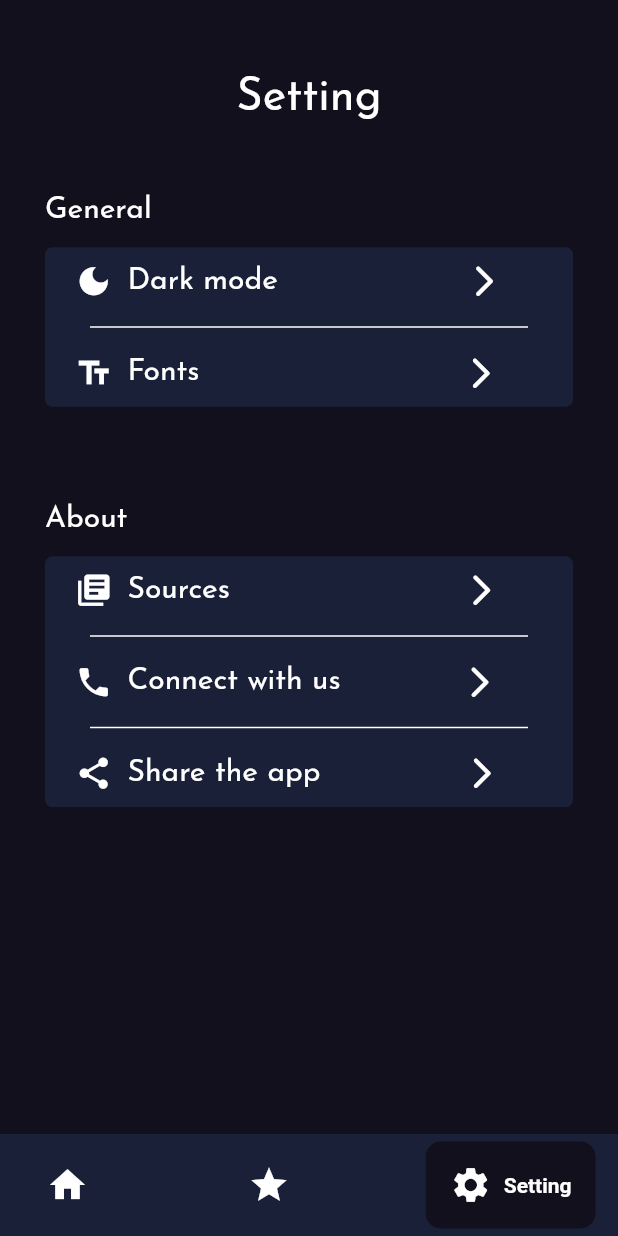
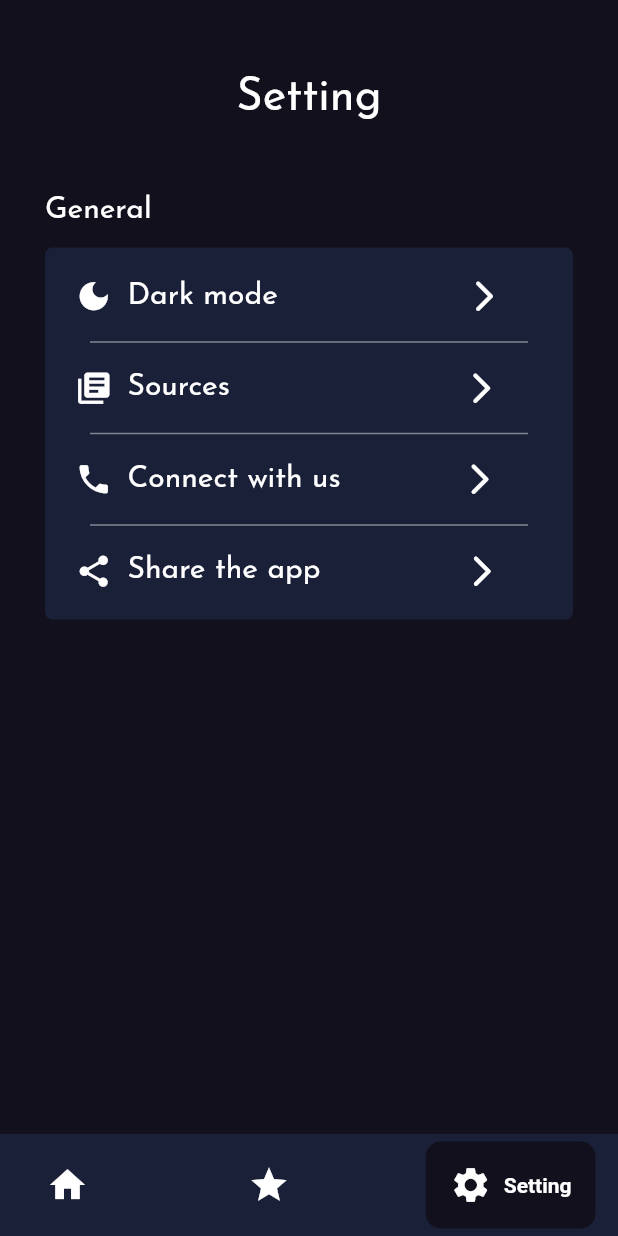
Before and after one commit to md7o/World-Cars, a Flutter app: the screen it shows after launch, item 3 of the bottom bar chosen, on a phone screen of 412 x 824 dp. Run offline on Flutter 3.47's test engine with Material 2 defaults, Android fonts, the phone set to English and light mode, and no system bars; drawn by our look-alikes of google_nav_bar; our stand-ins replace google_fonts, lite_rolling_switch, share_plus.

Commit message:
remove font option from setting

```diff
--- a/lib/push_pages/Fonts.dart
+++ /dev/null
@@ -1,19 +0,0 @@
-// ignore_for_file: file_names
-
-import 'package:flutter/material.dart';
-
-class FontsPage extends StatefulWidget {
-  const FontsPage({super.key});
-
-  @override
-  State<FontsPage> createState() => _FontsPageState();
-}
-
-class _FontsPageState extends State<FontsPage> {
-  @override
-  Widget build(BuildContext context) {
-    return Container(
-      child: Text('Dark mode'),
-    );
-  }
-}
--- a/lib/screen/setting.dart
+++ b/lib/screen/setting.dart
@@ -58,83 +58,49 @@ class Setting extends StatelessWidget {
                     Radius.circular(5),
                   ),
                 ),
-                child: Column(
-                  children: const [
-                    //  Dark mode
-                    modeWidget(),
-                    //  Dark mode
-
-                    Divider(
-                      indent: 30,
-                      endIndent: 30,
-                      thickness: 1,
-                      color: Colors.white,
-                    ),
-
-                    //  Fonts
-                    fontWidget(),
-                    //  Fonts
-                  ],
-                )),
-          ),
-          //  Last General code
-
-          Row(
-            children: [
-              Padding(
-                padding: const EdgeInsets.only(left: 30, top: 50),
-                child: Text(
-                  'About',
-                  style: GoogleFonts.josefinSans(
-                    color: Theme.of(context).iconTheme.color,
-                    textStyle: const TextStyle(
-                        fontSize: 20, fontWeight: FontWeight.normal),
-                  ),
-                ),
-              ),
-            ],
-          ),
-
-          Padding(
-            padding: const EdgeInsets.symmetric(horizontal: 30, vertical: 15),
-            child: Container(
-                width: double.infinity,
-                decoration: BoxDecoration(
-                  color: Theme.of(context).primaryColor,
-                  borderRadius: const BorderRadius.all(
-                    Radius.circular(5),
-                  ),
-                ),
+                child: Padding(
+                  padding: const EdgeInsets.symmetric(vertical: 10),
                   child: Column(
                     children: [
                       //  Dark mode
-                    const sourcesWidget(),
+                      const modeWidget(),
                       //  Dark mode
 
                       const Divider(
                         indent: 30,
                         endIndent: 30,
                         thickness: 1,
-                      color: Colors.white,
+                        color: Color(0x73FFFFFF),
                       ),
 
-                    //  Fonts
-                    const contantWidget(),
+                      sourcesWidget(),
+
                       const Divider(
                         indent: 30,
                         endIndent: 30,
                         thickness: 1,
-                      color: Colors.white,
+                        color: Color(0x73FFFFFF),
                       ),
+
+                      const contantWidget(),
+
+                      const Divider(
+                        indent: 30,
+                        endIndent: 30,
+                        thickness: 1,
+                        color: Color(0x73FFFFFF),
+                      ),
+
                       InkWell(
                           onTap: () async {
                             await Share.share('Omk 3nde');
                           },
-                        child: const shareWidget()),
-                    //  Fonts
+                          child: shareWidget()),
                     ],
+                  ),
                 )),
           ),
+          //  Last General code
         ],
       ),
 
--- a/lib/widget/Setting_wid.dart
+++ b/lib/widget/Setting_wid.dart
@@ -3,7 +3,6 @@
 import 'package:flutter/material.dart';
 import 'package:google_fonts/google_fonts.dart';
 import 'package:world_car/push_pages/Connecting.dart';
-import 'package:world_car/push_pages/Fonts.dart';
 import 'package:world_car/push_pages/Sources.dart';
 import '../push_pages/darkMode.dart';
 
@@ -54,64 +53,6 @@ class modeWidget extends StatelessWidget {
               ),
               const Padding(
                 padding: EdgeInsets.only(left: 125),
-                child: Icon(
-                  Icons.arrow_forward_ios_rounded,
-                  color: Colors.white,
-                  size: 25,
-                ),
-              ),
-            ],
-          ),
-        ),
-      ),
-    );
-  }
-}
-
-class fontWidget extends StatelessWidget {
-  const fontWidget({super.key});
-
-  @override
-  Widget build(BuildContext context) {
-    return InkWell(
-      onTap: () => Navigator.push(
-        context,
-        MaterialPageRoute(
-          builder: (context) => FontsPage(),
-        ),
-      ),
-      child: Container(
-        height: 45,
-        width: double.infinity,
-        decoration: BoxDecoration(
-          color: Theme.of(context).primaryColor,
-          borderRadius: const BorderRadius.all(
-            Radius.circular(5),
-          ),
-        ),
-        child: Padding(
-          padding: const EdgeInsets.only(left: 20),
-          child: Row(
-            children: [
-              const Icon(
-                Icons.text_fields,
-                color: Colors.white,
-                size: 25,
-              ),
-              const SizedBox(
-                width: 10,
-              ),
-              Text(
-                'Fonts',
-                style: GoogleFonts.josefinSans(
-                  textStyle: const TextStyle(
-                      color: Colors.white,
-                      fontSize: 20,
-                      fontWeight: FontWeight.normal),
-                ),
-              ),
-              const Padding(
-                padding: EdgeInsets.only(left: 175),
                 child: Icon(
                   Icons.arrow_forward_ios_rounded,
                   color: Colors.white,
```
Lines whose indentation alone changed are shown as unchanged.
